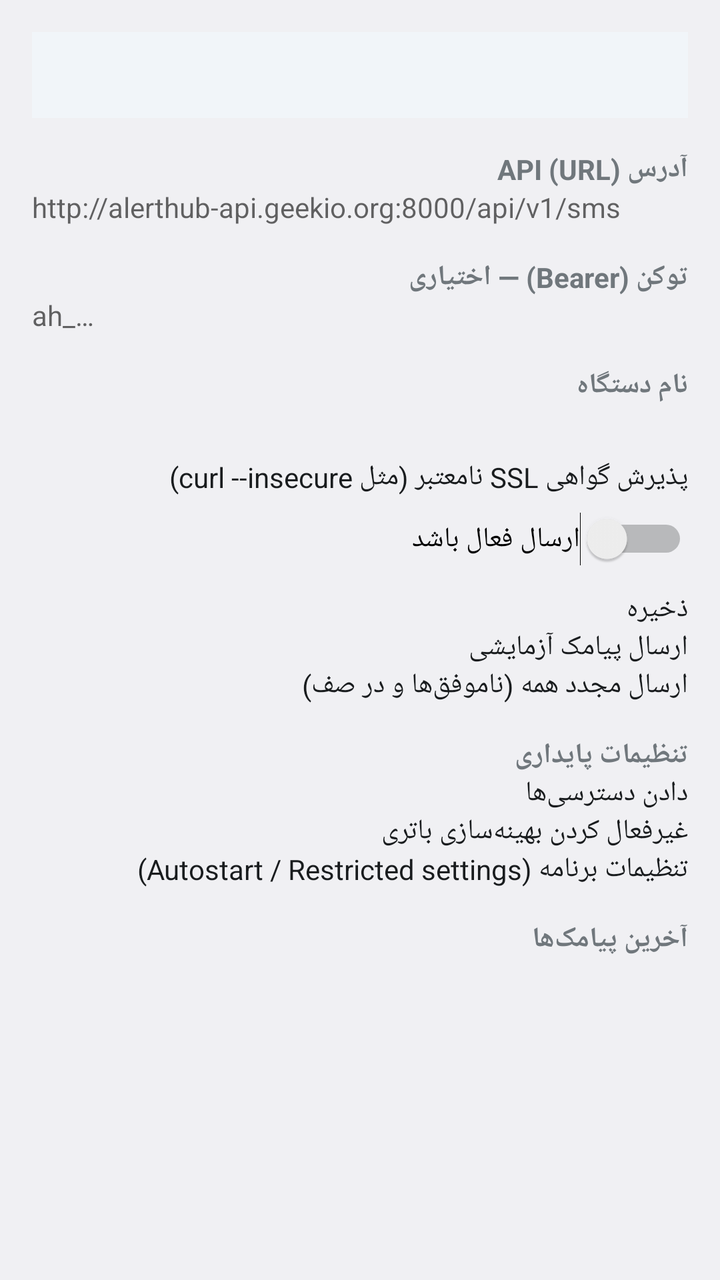
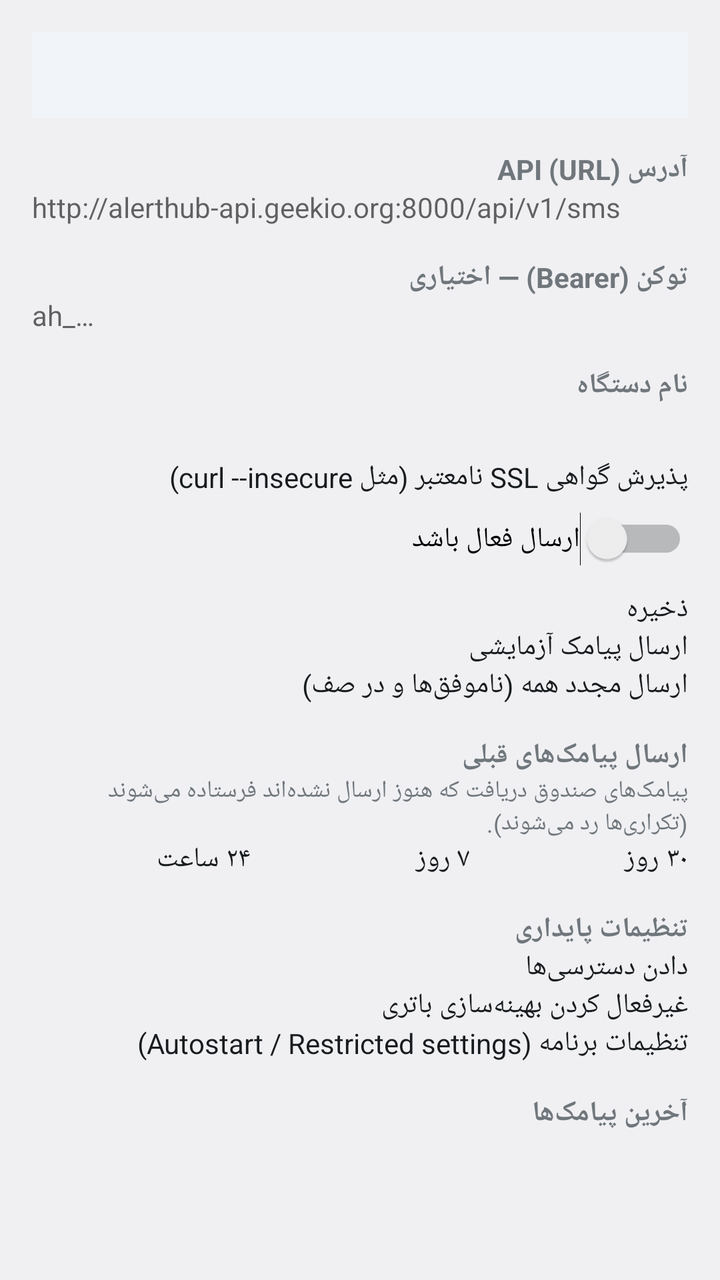

An Android layout rendered at two revisions. The XML below is the earlier revision; the diff shows what the commit changed to produce the second picture.
<!-- AndroidManifest.xml: application theme android:Theme.DeviceDefault.Light -->
<!-- res/layout/activity_main.xml -->
<?xml version="1.0" encoding="utf-8"?>
<ScrollView xmlns:android="http://schemas.android.com/apk/res/android"
    android:layout_width="match_parent"
    android:layout_height="match_parent"
    android:fillViewport="true">

    <LinearLayout
        android:layout_width="match_parent"
        android:layout_height="wrap_content"
        android:orientation="vertical"
        android:padding="16dp">

        <TextView
            android:id="@+id/status"
            android:layout_width="match_parent"
            android:layout_height="wrap_content"
            android:background="#F1F5F9"
            android:padding="12dp"
            android:textIsSelectable="true"
            android:textSize="14sp" />

        <TextView
            android:id="@+id/warnings"
            android:layout_width="match_parent"
            android:layout_height="wrap_content"
            android:layout_marginTop="8dp"
            android:background="#FFF4E5"
            android:padding="12dp"
            android:textColor="#8A4B00"
            android:textSize="13sp"
            android:visibility="gone" />

        <TextView style="@style/Label" android:text="آدرس API (URL)" />

        <EditText
            android:id="@+id/url"
            android:layout_width="match_parent"
            android:layout_height="wrap_content"
            android:hint="http://alerthub-api.geekio.org:8000/api/v1/sms"
            android:inputType="textUri"
            android:textDirection="ltr" />

        <TextView style="@style/Label" android:text="توکن (Bearer) — اختیاری" />

        <EditText
            android:id="@+id/token"
            android:layout_width="match_parent"
            android:layout_height="wrap_content"
            android:hint="ah_…"
            android:inputType="textNoSuggestions|textVisiblePassword"
            android:maxLines="3"
            android:textDirection="ltr" />

        <TextView style="@style/Label" android:text="نام دستگاه" />

        <EditText
            android:id="@+id/deviceName"
            android:layout_width="match_parent"
            android:layout_height="wrap_content"
            android:inputType="text" />

        <CheckBox
            android:id="@+id/insecure"
            android:layout_width="match_parent"
            android:layout_height="wrap_content"
            android:layout_marginTop="8dp"
            android:text="پذیرش گواهی SSL نامعتبر (مثل curl --insecure)" />

        <Switch
            android:id="@+id/enabled"
            android:layout_width="match_parent"
            android:layout_height="wrap_content"
            android:layout_marginTop="8dp"
            android:text="ارسال فعال باشد" />

        <Button
            android:id="@+id/save"
            android:layout_width="match_parent"
            android:layout_height="wrap_content"
            android:layout_marginTop="12dp"
            android:text="ذخیره" />

        <Button
            android:id="@+id/test"
            android:layout_width="match_parent"
            android:layout_height="wrap_content"
            android:text="ارسال پیامک آزمایشی" />

        <Button
            android:id="@+id/retry"
            android:layout_width="match_parent"
            android:layout_height="wrap_content"
            android:text="ارسال مجدد همه (ناموفق‌ها و در صف)" />

        <TextView style="@style/Label" android:text="تنظیمات پایداری" />

        <Button
            android:id="@+id/permissions"
            android:layout_width="match_parent"
            android:layout_height="wrap_content"
            android:text="دادن دسترسی‌ها" />

        <Button
            android:id="@+id/battery"
            android:layout_width="match_parent"
            android:layout_height="wrap_content"
            android:text="غیرفعال کردن بهینه‌سازی باتری" />

        <Button
            android:id="@+id/appInfo"
            android:layout_width="match_parent"
            android:layout_height="wrap_content"
            android:text="تنظیمات برنامه (Autostart / Restricted settings)" />

        <TextView style="@style/Label" android:text="آخرین پیامک‌ها" />

        <TextView
            android:id="@+id/recent"
            android:layout_width="match_parent"
            android:layout_height="wrap_content"
            android:textIsSelectable="true"
            android:textSize="13sp" />
    </LinearLayout>
</ScrollView>
<!-- resources referenced by this layout -->
<resources>
  <style name="Label">
          <item name="android:layout_width">match_parent</item>
          <item name="android:layout_height">wrap_content</item>
          <item name="android:layout_marginTop">16dp</item>
          <item name="android:textStyle">bold</item>
          <item name="android:textSize">14sp</item>
      </style>
</resources>

<!-- the commit's change to res/layout/activity_main.xml (unified diff, before → after) -->
@@ -92,6 +92,41 @@
             android:layout_height="wrap_content"
             android:text="ارسال مجدد همه (ناموفق‌ها و در صف)" />
 
+        <TextView style="@style/Label" android:text="ارسال پیامک‌های قبلی" />
+
+        <TextView
+            android:layout_width="match_parent"
+            android:layout_height="wrap_content"
+            android:text="پیامک‌های صندوق دریافت که هنوز ارسال نشده‌اند فرستاده می‌شوند (تکراری‌ها رد می‌شوند)."
+            android:textSize="12sp" />
+
+        <LinearLayout
+            android:layout_width="match_parent"
+            android:layout_height="wrap_content"
+            android:orientation="horizontal">
+
+            <Button
+                android:id="@+id/import1d"
+                android:layout_width="0dp"
+                android:layout_height="wrap_content"
+                android:layout_weight="1"
+                android:text="۲۴ ساعت" />
+
+            <Button
+                android:id="@+id/import7d"
+                android:layout_width="0dp"
+                android:layout_height="wrap_content"
+                android:layout_weight="1"
+                android:text="۷ روز" />
+
+            <Button
+                android:id="@+id/import30d"
+                android:layout_width="0dp"
+                android:layout_height="wrap_content"
+                android:layout_weight="1"
+                android:text="۳۰ روز" />
+        </LinearLayout>
+
         <TextView style="@style/Label" android:text="تنظیمات پایداری" />
 
         <Button
